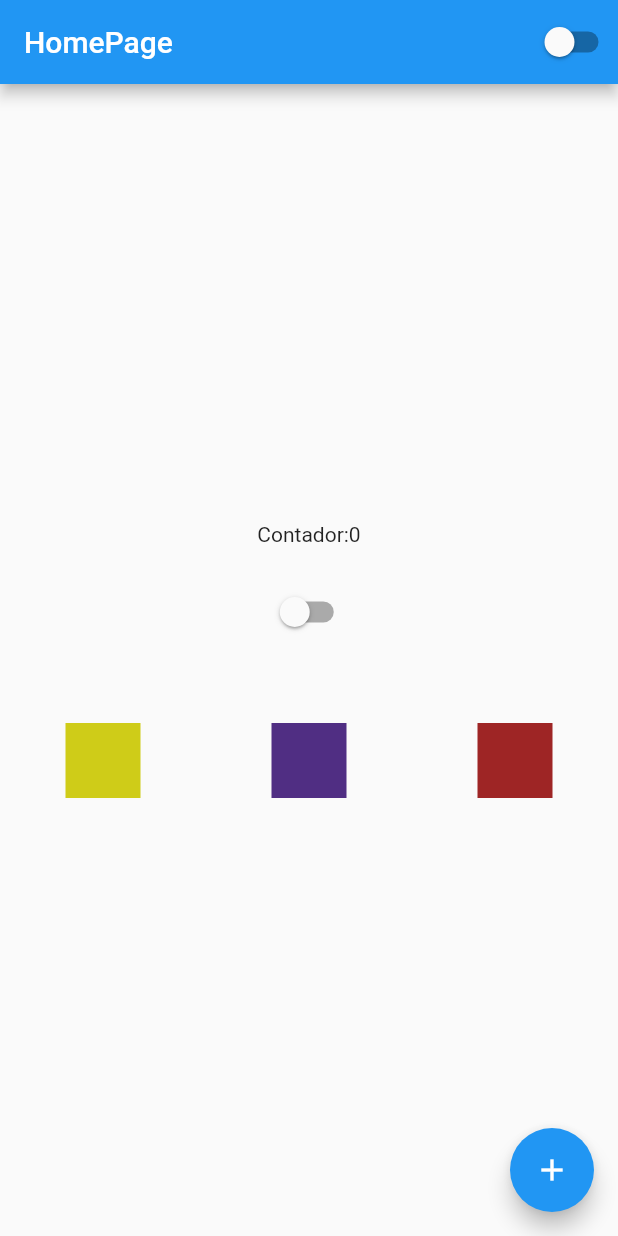
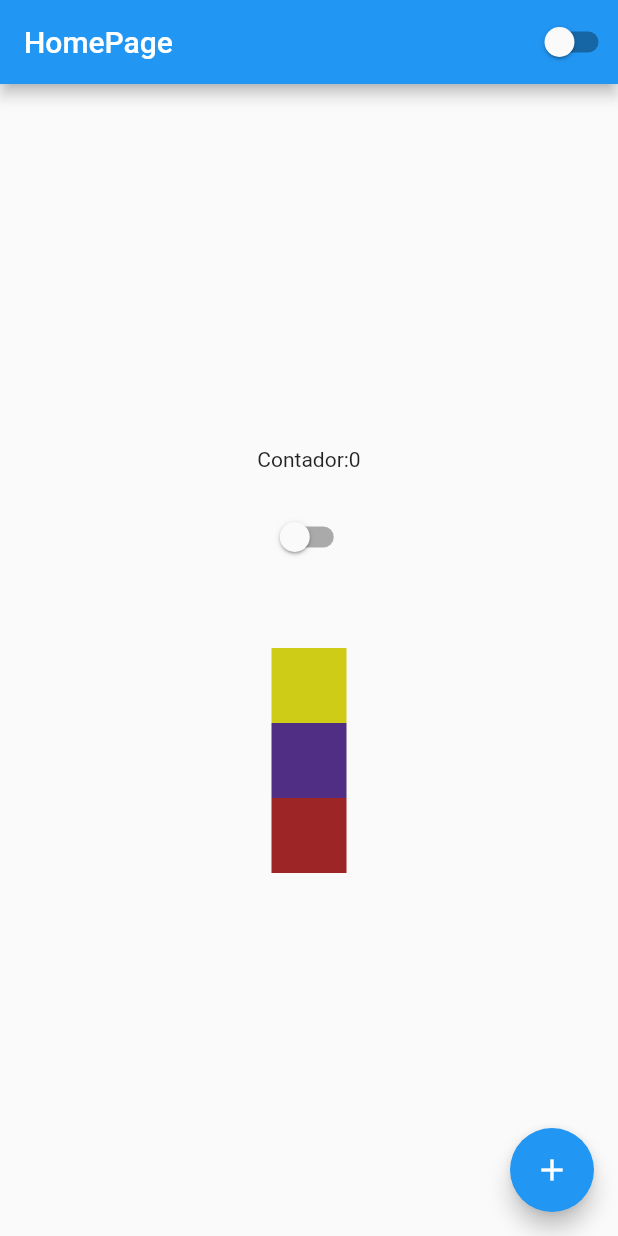
Before and after one commit to PedrodoDivino/Curso_flutter, a Flutter app: the screen it shows after launch, on a phone screen of 412 x 824 dp. Run offline on Flutter 3.47's test engine with Material 2 defaults, Android fonts, the phone set to English and light mode, and no system bars.

```diff
--- a/lib/home_page.dart
+++ b/lib/home_page.dart
@@ -25,17 +25,17 @@ class HomePageState extends State<HomePage> {
           mainAxisAlignment: MainAxisAlignment.center,
           children: [
             Text('Contador:$counter'),
-             Container(
-                height: 20,
-              ),
+            Container(
+              height: 20,
+            ),
             CustomSwitcher(),
-              Container(
-                height: 50,
-              ),
-            Row(
-              mainAxisAlignment: MainAxisAlignment.spaceAround,
-              crossAxisAlignment: CrossAxisAlignment.center ,
+            Column(
+              mainAxisAlignment: MainAxisAlignment.center,
+              crossAxisAlignment: CrossAxisAlignment.center,
               children: [
+                Container(
+                  height: 50,
+                ),
                 Container(
                   width: 50,
                   height: 50,
```
